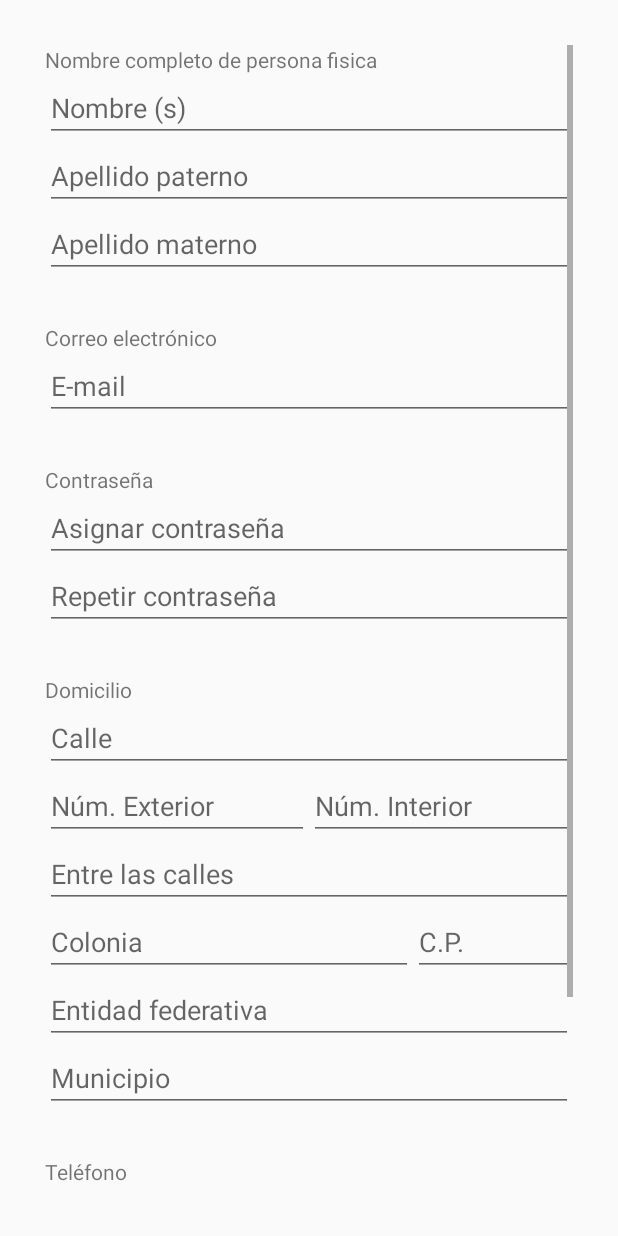
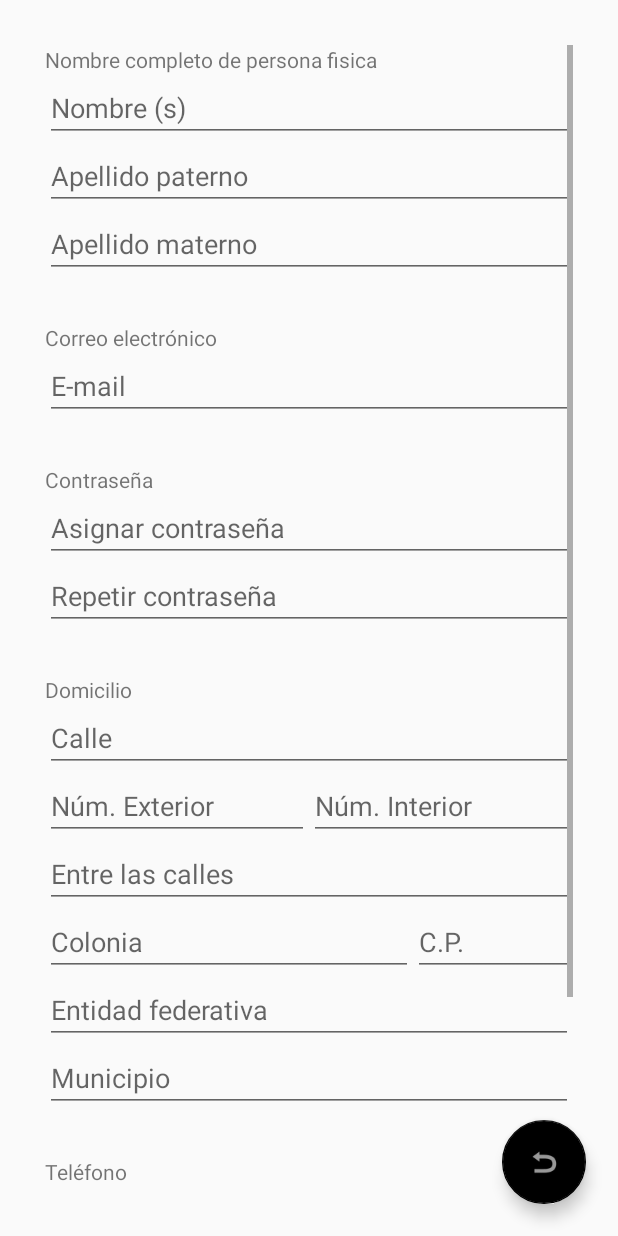
Before and after one commit to e1yomy/Res, an Android app: the screen it shows after launch (MainActivity), after a tap on "¿No tienes cuenta? Crea una.", on a phone screen of 412 x 824 dp. Run offline under Robolectric (Android 15) with nearby library versions, the phone set to English and light mode, and no system bars.

Commit message:
Correcciones de diseño

```diff
--- a/TransparenciaDigital/app/src/main/java/transparencia/itai/com/transparenciadigital/Sesion.java
+++ b/TransparenciaDigital/app/src/main/java/transparencia/itai/com/transparenciadigital/Sesion.java
@@ -4,6 +4,7 @@ import android.content.Context;
 import android.graphics.Paint;
 import android.net.Uri;
 import android.os.Bundle;
+import android.support.design.widget.FloatingActionButton;
 import android.support.v4.app.Fragment;
 import android.support.v4.app.FragmentManager;
 import android.support.v4.app.FragmentTransaction;
@@ -32,6 +33,7 @@ import static transparencia.itai.com.transparenciadigital.MainActivity.fragmentM
 import static transparencia.itai.com.transparenciadigital.MainActivity.navigationView;
 import static transparencia.itai.com.transparenciadigital.MainActivity.preferences;
 import static transparencia.itai.com.transparenciadigital.MainActivity.sesion;
+import static transparencia.itai.com.transparenciadigital.MainActivity.toolbar;
 import static transparencia.itai.com.transparenciadigital.MainActivity.txtEmailUsuario;
 import static transparencia.itai.com.transparenciadigital.MainActivity.txtNoSolicitudes;
 import static transparencia.itai.com.transparenciadigital.MainActivity.txtNombreUsuario;
@@ -137,11 +139,12 @@ public class Sesion extends Fragment implements Registro.OnFragmentInteractionLi
     Button entrar;
     TextView registro;
     FragmentManager fragmentManager;
-    ScrollView layoutRegistro1;
-    LinearLayout layoutInicioSesion;
+    ScrollView layoutRegistro1,layoutInicioSesion;
+    //LinearLayout layoutInicioSesion;
     Button btnRegistro1;
     ArrayList<EditText> textos= new ArrayList<>();
     EditText editCuenta, editContrasena;
+    FloatingActionButton btnVolverRegistro;
     @Override
     public View onCreateView(LayoutInflater inflater, ViewGroup container,
                              Bundle savedInstanceState) {
@@ -156,17 +159,21 @@ public class Sesion extends Fragment implements Registro.OnFragmentInteractionLi
         editContrasena = (EditText)view.findViewById(R.id.editContrasena);
 
         layoutRegistro1 = (ScrollView)view.findViewById(R.id.layoutRegistro1);
-        layoutInicioSesion=(LinearLayout)view.findViewById(R.id.layoutInicioSesion);
+        //layoutInicioSesion=(LinearLayout)view.findViewById(R.id.layoutInicioSesion);
+        layoutInicioSesion=(ScrollView)view.findViewById(R.id.layoutInicioSesion);
+        btnVolverRegistro=(FloatingActionButton)view.findViewById(R.id.btnVolverRegistro);
+
+
         layoutInicioSesion.setVisibility(View.VISIBLE);
         layoutRegistro1.setVisibility(View.GONE);
         btnRegistro1=(Button)view.findViewById(R.id.btnRegistro1);
-        Entrar();
-        Registrar();
+        toolbar.setVisibility(View.GONE);
+        Botones();
         Llenar(view);
         return view;
     }
 
-    private void Registrar() {
+    private void Botones() {
         //Label para registrarse
         registro.setOnClickListener(new View.OnClickListener() {
             @Override
@@ -176,6 +183,7 @@ public class Sesion extends Fragment implements Registro.OnFragmentInteractionLi
                     layoutInicioSesion.setVisibility(View.GONE);
                     layoutRegistro1.setVisibility(View.VISIBLE);
                     layoutRegistro1.fullScroll(View.FOCUS_UP);
+                    btnVolverRegistro.show();
                 } catch (Exception ex) {
                     String s = ex.getMessage();
                 }
@@ -186,14 +194,46 @@ public class Sesion extends Fragment implements Registro.OnFragmentInteractionLi
         btnRegistro1.setOnClickListener(new View.OnClickListener() {
             @Override
             public void onClick(View v) {
+                editCuenta.setText("");
+                editContrasena.setText("");
                 layoutInicioSesion.setVisibility(View.VISIBLE);
                 layoutRegistro1.setVisibility(View.GONE);
                 preferences.edit().putBoolean("sesion",false);
+                btnVolverRegistro.hide();
+                LimpiarCampos();
 
                 ///
             }
         });
+
+        entrar.setOnClickListener(new View.OnClickListener() {
+            @Override
+            public void onClick(View v) {
+                try {
+
+                    //MainActivity.fragmentManager.beginTransaction().replace(R.id.content_principal, new MisSolicitudes()).commit();
+
+                    IniciarSesion(editCuenta.getText().toString(),editContrasena.getText().toString());
+                } catch (Exception ex) {
+                    String exx = ex.getMessage();
+                    Log.e("Error",ex.getMessage(),ex.getCause());
+
                 }
+
+            }
+        });
+
+        btnVolverRegistro.setOnClickListener(new View.OnClickListener() {
+            @Override
+            public void onClick(View v) {
+                layoutInicioSesion.setVisibility(View.VISIBLE);
+                layoutRegistro1.setVisibility(View.GONE);
+                btnVolverRegistro.hide();
+                LimpiarCampos();
+            }
+        });
+    }
+
     public void Llenar(View view){
         textos.add((EditText) view.findViewById(R.id.editNombres1));
         textos.add((EditText) view.findViewById(R.id.editPaterno1));
@@ -226,26 +266,10 @@ public class Sesion extends Fragment implements Registro.OnFragmentInteractionLi
             });
         }
     }
-
-    private void Entrar() {
-        entrar.setOnClickListener(new View.OnClickListener() {
-            @Override
-            public void onClick(View v) {
-
-
-                        try {
-
-                            //MainActivity.fragmentManager.beginTransaction().replace(R.id.content_principal, new MisSolicitudes()).commit();
-
-                            IniciarSesion(editCuenta.getText().toString(),editContrasena.getText().toString());
-                        } catch (Exception ex) {
-                            String exx = ex.getMessage();
-                            Log.e("Error",ex.getMessage(),ex.getCause());
-
+    public void LimpiarCampos(){
+        for(byte i=0;i<textos.size();i++){
+            textos.get(i).setText("");
+        }
     }
 
 }
-        });
-    }
-
-}
--- a/TransparenciaDigital/app/src/main/res/layout/fragment_sesion.xml
+++ b/TransparenciaDigital/app/src/main/res/layout/fragment_sesion.xml
@@ -5,16 +5,37 @@
     android:layout_height="match_parent"
     tools:context="transparencia.itai.com.transparenciadigital.Sesion">
 
+    <android.support.design.widget.FloatingActionButton
+        android:id="@+id/btnVolverRegistro"
+        android:layout_width="wrap_content"
+        android:layout_height="wrap_content"
+        android:layout_alignParentBottom="true"
+        android:layout_alignParentEnd="true"
+        android:layout_alignParentRight="true"
+        android:layout_marginBottom="21dp"
+        android:layout_marginEnd="21dp"
+        android:layout_marginRight="21dp"
+        android:clickable="true"
+        android:visibility="gone"
+        app:fabSize="normal"
+        app:srcCompat="@android:drawable/ic_menu_revert" />
+
     <!-- TODO: Update blank fragment layout -->
     <LinearLayout
         android:layout_width="match_parent"
-        android:layout_height="match_parent"
+        android:layout_height="wrap_content"
         android:layout_margin="30dp"
-        android:orientation="vertical"
-        >
+        android:orientation="vertical">
 
+
+        <ScrollView
+            android:id="@+id/layoutInicioSesion"
+            android:layout_width="match_parent"
+            android:layout_height="match_parent"
+            android:layout_weight="1"
+            android:visibility="visible">
         <LinearLayout
-            android:id="@+id/layoutInicioSesion"
+
             android:layout_width="match_parent"
             android:layout_height="match_parent"
             android:layout_weight="1"
@@ -94,7 +115,7 @@
                 android:textAlignment="center" />
 
         </LinearLayout>
-
+        </ScrollView>
         <ScrollView
             android:id="@+id/layoutRegistro1"
             android:layout_width="match_parent"
```
Also changed, not shown: TransparenciaDigital/app/src/main/java/transparencia/itai/com/transparenciadigital/Conexion.java (+37 -1 lines), TransparenciaDigital/app/src/main/java/transparencia/itai/com/transparenciadigital/MainActivity.java (+33 -7 lines), TransparenciaDigital/app/src/main/java/transparencia/itai/com/transparenciadigital/Registro.java (+27 -7 lines), TransparenciaDigital/app/src/main/java/transparencia/itai/com/transparenciadigital/Usuario.java (+20 -1 lines), TransparenciaDigital/app/src/main/res/layout/fragment_registro.xml (+31 -31 lines). Lines whose indentation alone changed are shown as unchanged.
